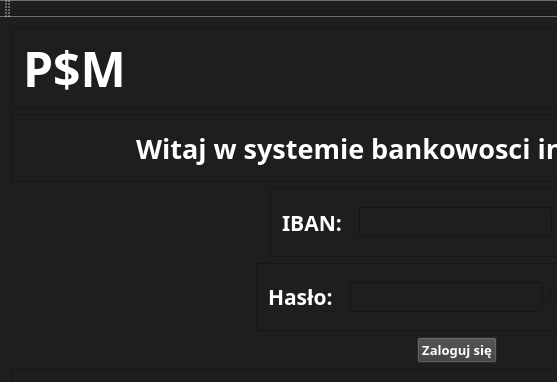
The window that BankSoftware/BankSoftware/BankSoftware.ui (pSus365/BankSimulator) describes before a commit, drawn with Qt 5; both pictures show x 0 to 557 and y 0 to 382 of the 914 by 534 pixel window.
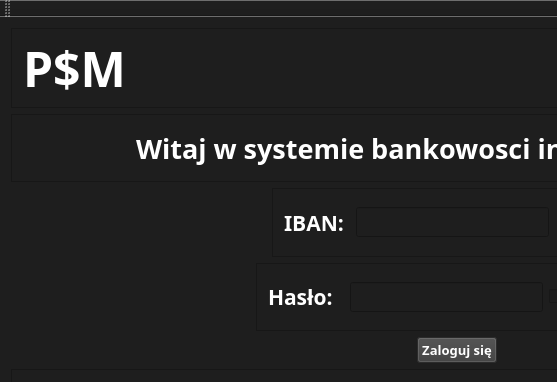
The same window after the commit.

```diff
--- a/BankSoftware/BankSoftware/BankSoftware.ui
+++ b/BankSoftware/BankSoftware/BankSoftware.ui
@@ -216,7 +216,7 @@
           <string notr="true">color: rgb(255, 255, 255);</string>
          </property>
          <property name="text">
-          <string>IBAN:  </string>
+          <string>IBAN: </string>
          </property>
         </widget>
        </item>
```
